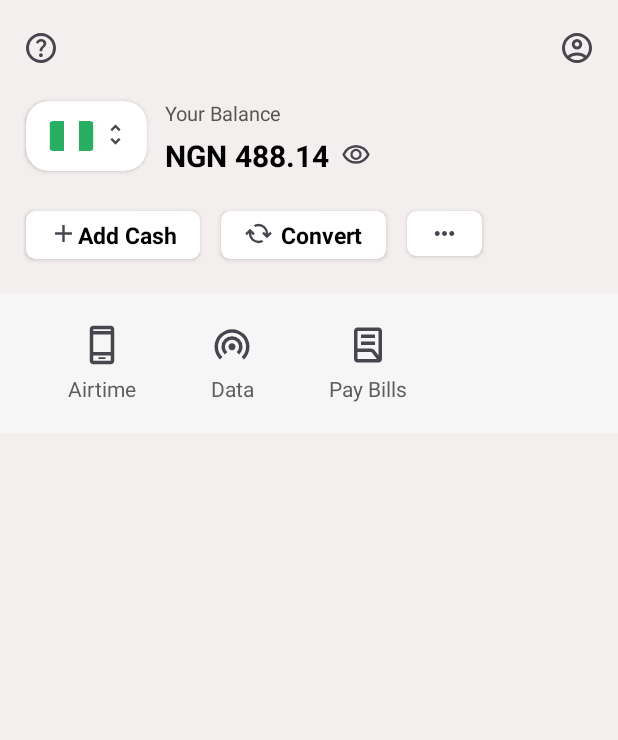
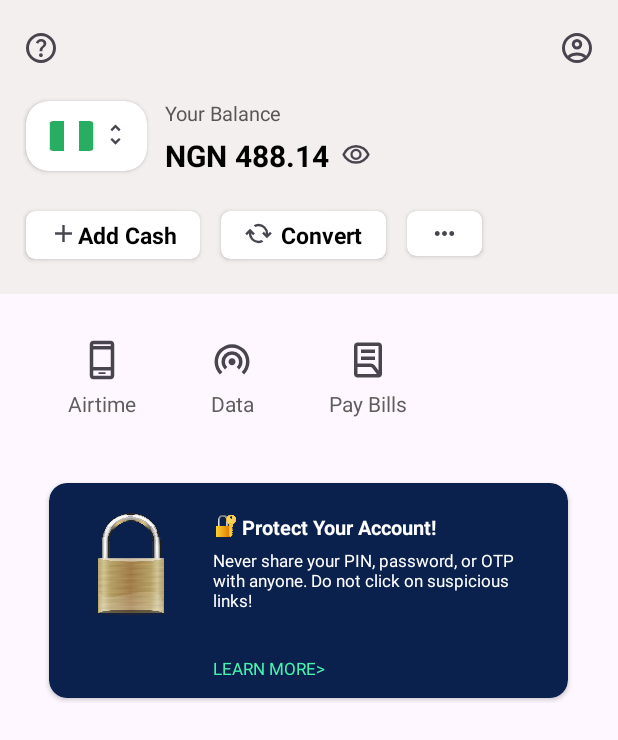
Before and after one commit to adeleyeayodeji/chipper-cash-android-clone, an Android app: the screen it shows after launch (MainActivity), on a phone screen of 412 x 824 dp. Shown: the top 740 px of the screen. Run offline under Robolectric (Android 15) with nearby library versions, the phone set to English and light mode, and no system bars.

```diff
--- a/app/src/main/res/layout/activity_main.xml
+++ b/app/src/main/res/layout/activity_main.xml
@@ -5,8 +5,6 @@
     xmlns:tools="http://schemas.android.com/tools"
     android:layout_width="match_parent"
     android:layout_height="match_parent"
-    android:background="#F3EFEF"
-    android:paddingTop="@dimen/_20dp"
     android:forceDarkAllowed="false"
     tools:context=".MainActivity">
 
@@ -14,12 +12,14 @@
     android:id="@+id/body_main_layout"
     android:layout_width="match_parent"
     android:layout_height="wrap_content"
+    android:paddingTop="@dimen/_20dp"
+    android:background="#F3EFEF"
     android:paddingLeft="15dp"
     android:paddingRight="15dp"
+    android:paddingBottom="20dp"
     android:orientation="vertical"
     app:layout_constraintStart_toStartOf="parent"
     app:layout_constraintTop_toTopOf="parent">
-    >
 
     <!--    Header Layout-->
 
@@ -62,8 +62,97 @@
     layout="@layout/airtime_data_paybills_button"
     android:layout_width="match_parent"
     android:layout_height="wrap_content"
-    android:layout_marginTop="@dimen/_20dp"
+    android:layout_marginTop="@dimen/_10dp"
     app:layout_constraintStart_toStartOf="parent"
     app:layout_constraintTop_toBottomOf="@id/body_main_layout" />
 
+    <androidx.appcompat.widget.LinearLayoutCompat
+        android:layout_width="match_parent"
+        android:layout_height="wrap_content"
+        android:layout_marginTop="@dimen/_20dp"
+        android:orientation="vertical"
+        android:gravity="center"
+        app:layout_constraintStart_toStartOf="parent"
+        app:layout_constraintTop_toBottomOf="@id/airtime_data_paybills_layout">
+        >
+
+        <androidx.cardview.widget.CardView
+            android:layout_width="350dp"
+            android:layout_height="150dp"
+            app:cardCornerRadius="12dp"
+            app:cardBackgroundColor="#0A204D"
+            app:cardPreventCornerOverlap="false"
+            app:cardUseCompatPadding="true"
+            app:contentPaddingBottom="15dp"
+            app:contentPaddingLeft="20dp"
+            app:contentPaddingRight="20dp"
+            app:contentPaddingTop="20dp"
+            >
+
+                <androidx.appcompat.widget.LinearLayoutCompat
+                    android:layout_width="match_parent"
+                    android:orientation="horizontal"
+                    android:layout_height="wrap_content">
+
+
+                    <ImageView
+                        android:layout_width="69dp"
+                        android:layout_height="69dp"
+                        android:src="@drawable/padlock" />
+
+                    <androidx.appcompat.widget.LinearLayoutCompat
+                        android:layout_width="match_parent"
+                        android:layout_height="wrap_content"
+                        android:layout_marginStart="20dp"
+                        android:orientation="vertical">
+
+                        <androidx.appcompat.widget.LinearLayoutCompat
+                            android:layout_width="wrap_content"
+                            android:orientation="horizontal"
+                            android:layout_height="wrap_content">
+
+                            <ImageView
+                                android:layout_width="17dp"
+                                android:layout_height="17dp"
+                                android:src="@drawable/padlock_withey" />
+
+                            <TextView
+                                android:layout_width="wrap_content"
+                                android:layout_height="wrap_content"
+                                android:text="Protect Your Account!"
+                                android:textColor="#FFFFFF"
+                                android:textSize="13sp"
+                                android:textStyle="bold"
+                                android:layout_marginStart="2dp"
+                                />
+
+                        </androidx.appcompat.widget.LinearLayoutCompat>
+
+                        <TextView
+                            android:layout_width="wrap_content"
+                            android:layout_height="wrap_content"
+                            android:text="Never share your PIN, password, or OTP with anyone. Do not click on suspicious links!"
+                            android:textColor="#FFFFFF"
+                            android:textSize="11sp"
+                            android:layout_marginTop="5dp"
+                            />
+
+                        <TextView
+                            android:layout_width="match_parent"
+                            android:layout_height="wrap_content"
+                            android:text="LEARN MORE>"
+                            android:textColor="#44F4AE"
+                            android:textSize="11sp"
+                            android:layout_marginTop="30dp"
+                            android:gravity="start"
+                            />
+
+                    </androidx.appcompat.widget.LinearLayoutCompat>
+
+            </androidx.appcompat.widget.LinearLayoutCompat>
+
+        </androidx.cardview.widget.CardView>
+
+    </androidx.appcompat.widget.LinearLayoutCompat>
+
 </androidx.constraintlayout.widget.ConstraintLayout>
--- a/app/src/main/res/layout/airtime_data_paybills_button.xml
+++ b/app/src/main/res/layout/airtime_data_paybills_button.xml
@@ -9,13 +9,11 @@
         android:layout_width="match_parent"
         android:layout_height="wrap_content"
         android:layout_marginTop="@dimen/_20dp"
-        android:background="#F6F6F6"
         android:orientation="horizontal"
         android:paddingLeft="15dp"
         android:paddingRight="15dp"
         app:layout_constraintStart_toStartOf="parent"
         tools:ignore="MissingConstraints">
-        >
 
         <androidx.appcompat.widget.LinearLayoutCompat
             android:layout_width="wrap_content"
```
Also changed, not shown: app/src/main/res/drawable/padlock.webp (added), app/src/main/res/drawable/padlock_withey.webp (added).
